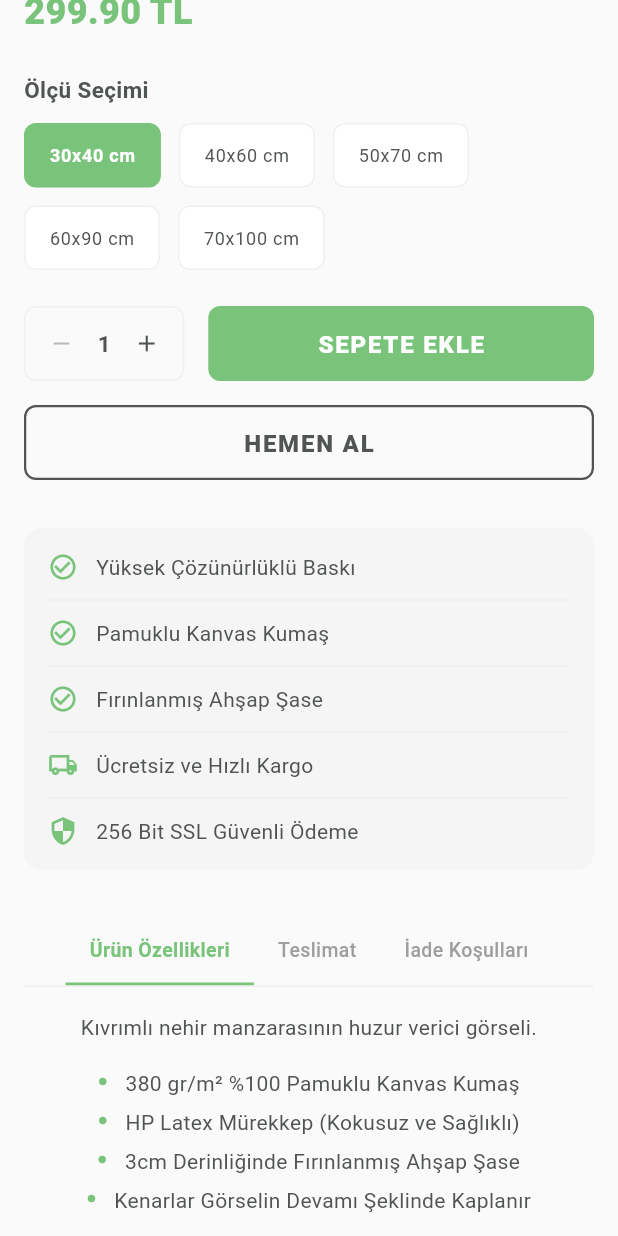
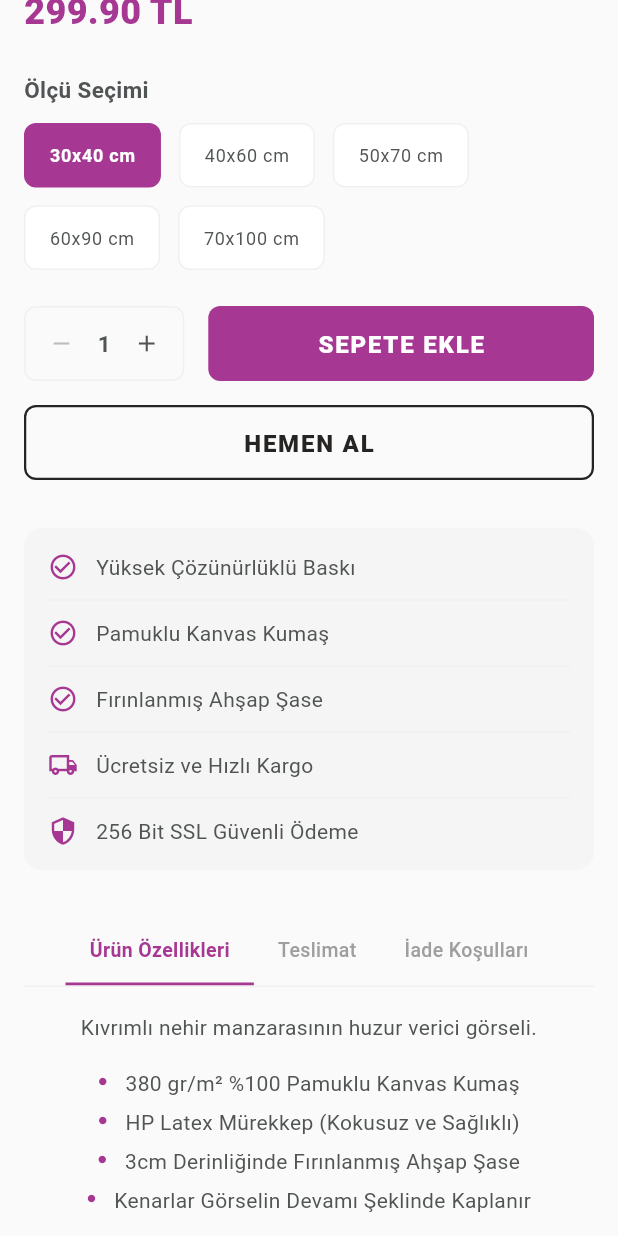
Before and after one commit to gorkemoa/canvas701, a Flutter app: the ProductDetailPage screen opened directly with sample values from the repository, scrolled down 576 dp, on a phone screen of 412 x 824 dp. Run offline on Flutter 3.47's test engine with Material 3 defaults, Android fonts, the light colour scheme and no system bars; our stand-ins replace cached_network_image; network calls fail.

Commit message:
feat: Update color scheme to use new primary and accent colors

```diff
--- a/lib/canvas701/theme/canvas701_theme_data.dart
+++ b/lib/canvas701/theme/canvas701_theme_data.dart
@@ -6,9 +6,9 @@ class Canvas701Colors {
   Canvas701Colors._();
 
   // Ana Renkler
-  static const Color primary = Color(0xFF79C47A); // Yeşil
-  static const Color secondary = Color(0xFF515455); // Koyu Gri
-  static const Color accent = Color(0xFF79C47A); // Yeşil (vurgu)
+  static const Color primary = Color(0xFFA63793); // Mor
+  static const Color secondary = Color(0xFF262422); // Koyu Gri
+  static const Color accent = Color(0xFFA63793); // Mor (vurgu)
 
   // Arka Plan
   static const Color background = Color(0xFFFAFAFA); // Çok açık gri
```
Also changed, not shown: assets/logo.png, 26 other files.
